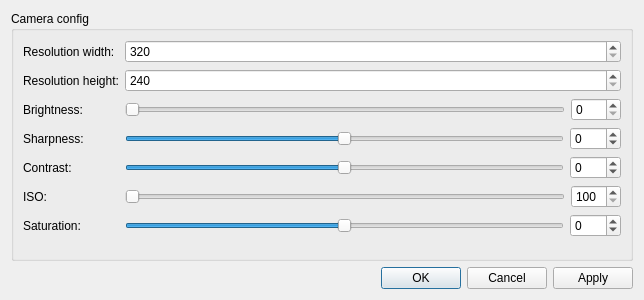
Old version of the form Source/Scanner3DClient/GUI/SettingsDialog/UI/SettingsDialog.ui in the repository MaxGarden/Scanner3DClient.
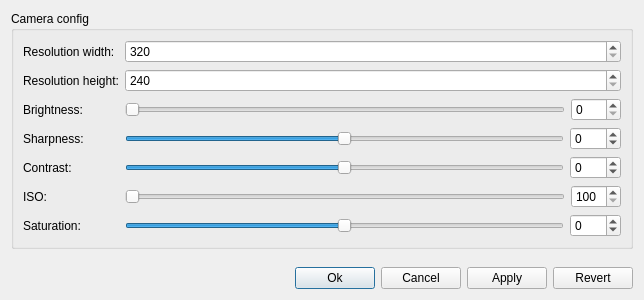
New version of the form.

Commit message: Integrated settings dialog with camera service.

```diff
--- a/Source/Scanner3DClient/GUI/SettingsDialog/UI/SettingsDialog.ui
+++ b/Source/Scanner3DClient/GUI/SettingsDialog/UI/SettingsDialog.ui
@@ -278,17 +278,62 @@
     </widget>
    </item>
    <item>
-    <widget class="QDialogButtonBox" name="m_buttonBox">
-     <property name="locale">
-      <locale language="English" country="UnitedStates"/>
-     </property>
+    <spacer name="verticalSpacer">
      <property name="orientation">
-      <enum>Qt::Horizontal</enum>
+      <enum>Qt::Vertical</enum>
      </property>
-     <property name="standardButtons">
-      <set>QDialogButtonBox::Apply|QDialogButtonBox::Cancel|QDialogButtonBox::Ok</set>
+     <property name="sizeHint" stdset="0">
+      <size>
+       <width>20</width>
+       <height>40</height>
+      </size>
      </property>
-    </widget>
+    </spacer>
+   </item>
+   <item>
+    <layout class="QHBoxLayout" name="horizontalLayout_9">
+     <item>
+      <spacer name="horizontalSpacer">
+       <property name="orientation">
+        <enum>Qt::Horizontal</enum>
+       </property>
+       <property name="sizeHint" stdset="0">
+        <size>
+         <width>40</width>
+         <height>20</height>
+        </size>
+       </property>
+      </spacer>
+     </item>
+     <item>
+      <widget class="QPushButton" name="m_okPushButton">
+       <property name="text">
+        <string>Ok</string>
+       </property>
+      </widget>
+     </item>
+     <item>
+      <widget class="QPushButton" name="m_cancelPushButton">
+       <property name="text">
+        <string>Cancel</string>
+       </property>
+      </widget>
+     </item>
+     <item>
+      <widget class="QPushButton" name="m_applyPushButton">
+       <property name="text">
+        <string>Apply</string>
+       </property>
+      </widget>
+     </item>
+     <item>
+      <widget class="QPushButton" name="m_revertPushButton">
+       <property name="text">
+        <string>Revert</string>
+       </property>
+      </widget>
+     </item>
+    </layout>
    </item>
   </layout>
  </widget>
```
Left out of the diff: 170 changed lines with no effect on the pictures. The commit also changes 4 other files.
